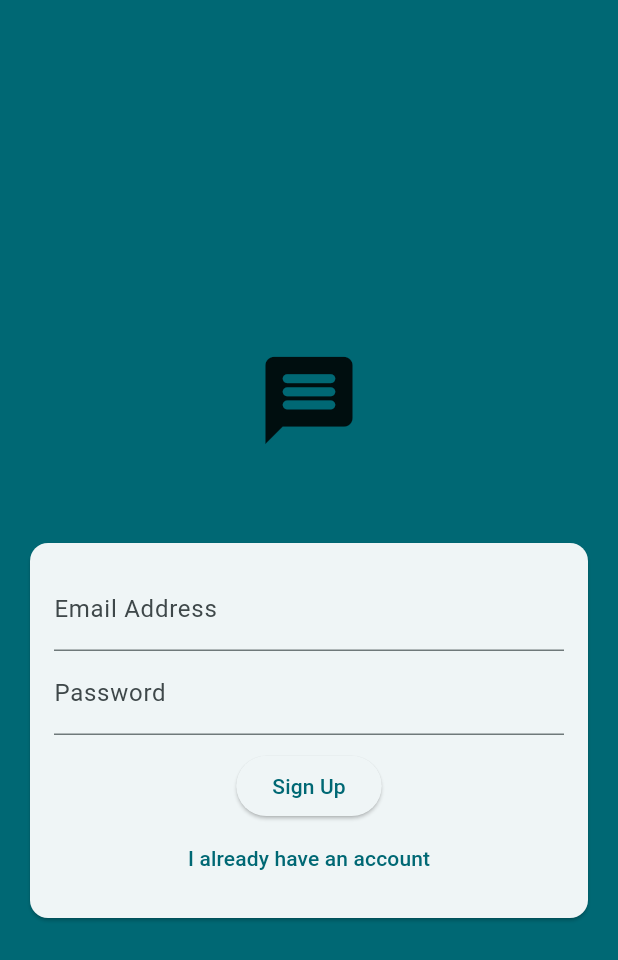
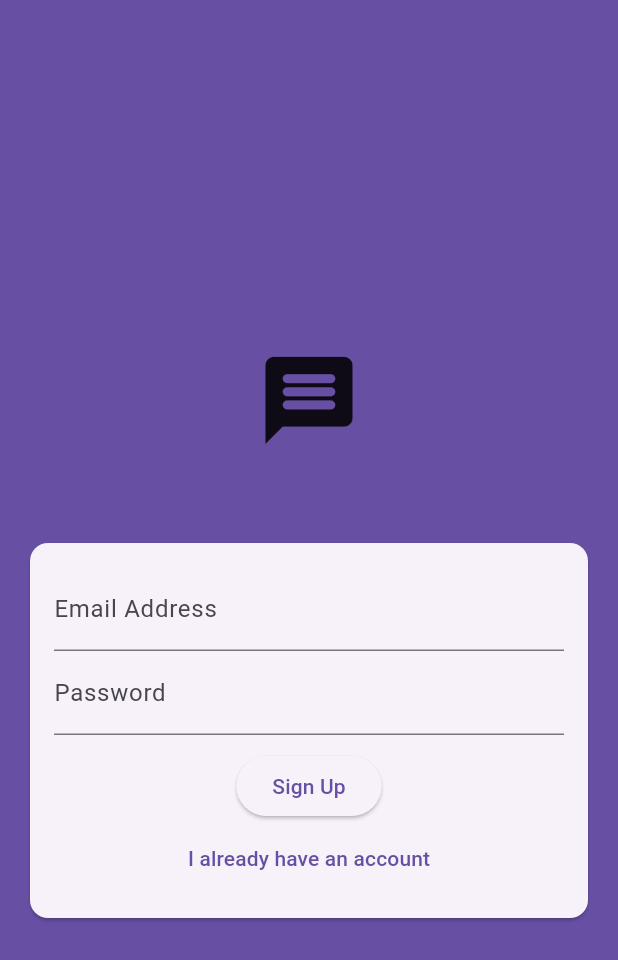
Before and after one commit to Karunanidi/chat_app, a Flutter app: the screen it shows after launch, after a tap on "Create an account", on a phone screen of 412 x 824 dp. Shown: the top 960 px of the screen. Run offline on Flutter 3.47's test engine with Material 3 defaults, Android fonts, the phone set to English and light mode, and no system bars; our stand-ins replace firebase_auth, firebase_core, firebase_storage, fluttertoast, get, image_picker; missing offline and left inert: ffmpeg_kit_flutter; accounts and stored records are empty.

```diff
--- /dev/null
+++ b/lib/core/service/auth_check_service.dart
@@ -0,0 +1,66 @@
+// File path: screens/auth_check_screen.dart
+import 'package:flutter/material.dart';
+import 'package:flutter_chat/features/auth_screen/auth_screen.dart';
+import 'package:flutter_chat/features/auth_screen/controller/auth_controller.dart';
+import 'package:flutter_chat/features/homepage_screen/homepage_screen.dart';
+import 'package:get/get.dart';
+
+class AuthCheckScreen extends StatelessWidget {
+  final AuthController _authController = Get.find();
+
+  AuthCheckScreen({super.key});
+
+  @override
+  Widget build(BuildContext context) {
+    return Scaffold(
+      body: Center(
+        child: Obx(() {
+          // Display a loading spinner while checking auth state
+          if (_authController.isLoading.value) {
+            return const CircularProgressIndicator();
+          }
+
+          // If there is an error, show the error message
+          if (_authController.errorMessage.value.isNotEmpty) {
+            return Column(
+              mainAxisAlignment: MainAxisAlignment.center,
+              children: [
+                const Icon(Icons.error, color: Colors.red, size: 60),
+                const SizedBox(height: 20),
+                Text(
+                  _authController.errorMessage.value,
+                  style: const TextStyle(color: Colors.red, fontSize: 18),
+                  textAlign: TextAlign.center,
+                ),
+                const SizedBox(height: 20),
+                ElevatedButton(
+                  onPressed: _authController.retryAuthCheck,
+                  child: const Text('Retry'),
+                ),
+              ],
+            );
+          }
+
+          // If not loading or error, redirect based on user auth status
+          WidgetsBinding.instance.addPostFrameCallback((_) {
+            if (_authController.isAuthenticated.value) {
+              Get.offAll(() => const HomePageScreen());
+            } else {
+              Get.offAll(() => AuthScreen());
+            }
+          });
+
+          return const Column(
+            mainAxisAlignment: MainAxisAlignment.center,
+            children: [
+              Icon(
+                Icons.run_circle_outlined,
+                size: 150,
+              )
+            ],
+          );
+        }),
+      ),
+    );
+  }
+}
--- a/lib/features/auth_screen/auth_screen.dart
+++ b/lib/features/auth_screen/auth_screen.dart
@@ -82,7 +82,7 @@ class AuthScreen extends StatelessWidget {
                           // Loading indicator
                           Obx(() {
                             if (_authController.isLoading.value) {
-                              return const CircularProgressIndicator();
+                              return const CircularProgressIndicator.adaptive();
                             } else {
                               return ElevatedButton(
                                 onPressed: _trySubmit,
--- a/lib/features/auth_screen/controller/auth_controller.dart
+++ b/lib/features/auth_screen/controller/auth_controller.dart
@@ -1,4 +1,9 @@
+import 'dart:developer';
+
 import 'package:firebase_auth/firebase_auth.dart';
+import 'package:firebase_storage/firebase_storage.dart';
+import 'package:flutter_chat/features/auth_screen/auth_screen.dart';
+import 'package:flutter_chat/features/homepage_screen/homepage_screen.dart';
 import 'package:get/get.dart';
 
 class AuthController extends GetxController {
@@ -7,14 +12,54 @@ class AuthController extends GetxController {
   // Reactive variables for state management
   var isLoading = false.obs;
   var errorMessage = ''.obs;
+  var isAuthenticated = false.obs;
   var isLoginMode = true.obs;
+
+  // Called when the controller is initialized
+  @override
+  void onInit() {
+    super.onInit();
+    _checkAuthState();
+  }
+
+  // Check if user is already logged in
+  void _checkAuthState() async {
+    try {
+      isLoading.value = true;
+      errorMessage.value = '';
+
+      _auth.authStateChanges().listen((User? user) {
+        isLoading.value = false;
+
+        if (user != null) {
+          // If user is logged in, set authenticated to true
+          isAuthenticated.value = true;
+        } else {
+          // User is not logged in
+          isAuthenticated.value = false;
+        }
+      });
+    } catch (e) {
+      isLoading.value = false;
+      errorMessage.value = 'Failed to check authentication. Please try again.';
+    }
+  }
+
+  // Retry authentication check if network or other error occurs
+  void retryAuthCheck() {
+    _checkAuthState();
+  }
 
   // Sign in method
   Future<void> signIn(String email, String password) async {
     try {
       isLoading.value = true;
       errorMessage.value = '';
-      await _auth.signInWithEmailAndPassword(email: email, password: password);
+      final credentials = await _auth.signInWithEmailAndPassword(email: email, password: password);
+      // On successful login, go to the homepage
+      log('userCredentials: $credentials');
+      isAuthenticated.value = true;
+      Get.offAll(() => const HomePageScreen());
     } on FirebaseAuthException catch (e) {
       errorMessage.value = e.message ?? 'Authentication failed';
     } finally {
@@ -27,15 +72,28 @@ class AuthController extends GetxController {
     try {
       isLoading.value = true;
       errorMessage.value = '';
-      await _auth.createUserWithEmailAndPassword(email: email, password: password);
+      final credentials = await _auth.createUserWithEmailAndPassword(
+          email: email, password: password);
+      log('userCredentialsNewUser: $credentials');
+
+      // On successful sign up, go to the homepage
+      isAuthenticated.value = true;
+      Get.offAll(() => const HomePageScreen());
     } on FirebaseAuthException catch (e) {
-      errorMessage.value = e.message ?? 'Authentication failed';
+      errorMessage.value = e.message ?? 'Sign-up failed';
     } finally {
       isLoading.value = false;
     }
   }
 
-  // Toggle between login and sign-up
+  // Sign out method
+  Future<void> signOut() async {
+    await _auth.signOut();
+    isAuthenticated.value = false;
+    Get.offAll(() => AuthScreen());
+  }
+
+  // Toggle between login and sign-up mode
   void toggleAuthMode() {
     isLoginMode.value = !isLoginMode.value;
   }
--- a/lib/main.dart
+++ b/lib/main.dart
@@ -1,8 +1,9 @@
 import 'package:firebase_core/firebase_core.dart';
 import 'package:flutter/material.dart';
-import 'package:flutter_chat/features/auth_screen/auth_screen.dart';
+import 'package:flutter_chat/core/service/auth_check_service.dart';
+import 'package:flutter_chat/features/auth_screen/controller/auth_controller.dart';
 import 'package:flutter_chat/firebase_options.dart';
-import 'package:get/route_manager.dart';
+import 'package:get/get.dart';
 
 void main() async {
   WidgetsFlutterBinding.ensureInitialized();
@@ -15,15 +16,18 @@ void main() async {
 class MyApp extends StatelessWidget {
   const MyApp({super.key});
 
+  // Initialize AuthController at app startup
   @override
   Widget build(BuildContext context) {
+    Get.put(AuthController());
+
     return GetMaterialApp(
+      debugShowCheckedModeBanner: false,
       title: 'Flutter Demo',
       theme: ThemeData(
-        colorScheme: ColorScheme.fromSeed(seedColor: Colors.white70),
-        useMaterial3: true,
+        primarySwatch: Colors.blue,
       ),
-      home: AuthScreen(),
+      home: AuthCheckScreen(),
     );
   }
 }
--- a/pubspec.yaml
+++ b/pubspec.yaml
@@ -12,10 +12,14 @@ dependencies:
 
   cupertino_icons: ^1.0.6
 
-  # firebase
   firebase_core: ^3.5.0
   firebase_auth: ^5.3.0
   get: ^4.6.6
+  fluttertoast: ^8.2.8
+  firebase_storage: ^12.3.1
+  image_picker: ^1.1.2
+  path: ^1.9.0
+  ffmpeg_kit_flutter: ^6.0.3
 
 dev_dependencies:
   flutter_test:
```
Also changed, not shown: lib/core/component/image_picker.dart (added, +89 -0 lines), lib/features/homepage_screen/controller/image_controller.dart (added, +120 -0 lines), lib/features/homepage_screen/homepage_screen.dart (added, +50 -0 lines), pubspec.lock.
